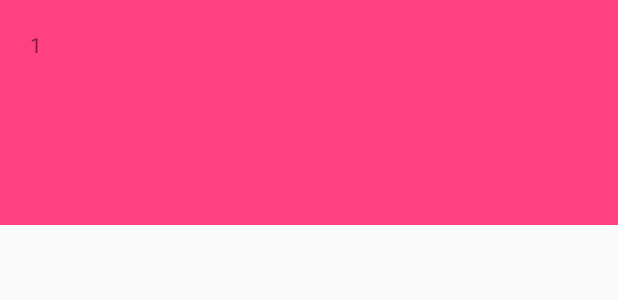
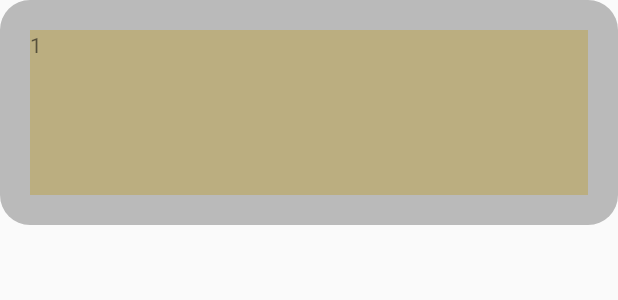
Before and after one commit to tpalwayscreative/itc_android, an Android app: the layout carousel_items.xml on its own in the app's theme, with its tools: preview values and no code run, on a phone screen of 412 x 824 dp. Shown: the top 300 px of the screen. Run offline under Robolectric (Android 15) with nearby library versions, the phone set to English and light mode, and no system bars.

```diff
--- a/app/src/main/java/itc_android/com/itc_android/ui/caruselayout/activity/CarouselActivity.java
+++ b/app/src/main/java/itc_android/com/itc_android/ui/caruselayout/activity/CarouselActivity.java
@@ -51,6 +51,7 @@ public class CarouselActivity extends AppCompatActivity implements CarouselAdapt
         recyclerView.setHasFixedSize(true);
         recyclerView.addOnScrollListener(new CenterScrollListener());
         llm.setMaxVisibleItems(3);
+        llm.setMeasurementCacheEnabled(false);
         llm.setPostLayoutListener(new CarouselZoomPostLayoutListener());
         adapter = new CarouselAdapter(getLayoutInflater(),this,this);
         recyclerView.setAdapter(adapter);
--- /dev/null
+++ b/app/src/main/res/drawable/bg_button_rounded_gray.xml
@@ -0,0 +1,11 @@
+<?xml version="1.0" encoding="utf-8"?>
+<shape xmlns:android="http://schemas.android.com/apk/res/android">
+<corners android:radius="20dp" />
+<solid android:color="#7A7A7A"/>
+</shape>
+
+    <!-- #7A7A7A
+     <stroke
+            android:width="1dip
+            android:color="#000000" />
+     -->
--- a/app/src/main/res/layout/carousel_items.xml
+++ b/app/src/main/res/layout/carousel_items.xml
@@ -5,21 +5,22 @@
     android:layout_height="wrap_content">
     <RelativeLayout
         android:layout_width="match_parent"
-        android:layout_height="wrap_content">
+        android:layout_height="150dp">
         <ImageView
             android:id="@+id/imgColor"
-            android:background="@color/colorAccent"
+            android:background="#7FFECA11"
+            android:layout_marginTop="20dp"
+            android:layout_marginLeft="20dp"
+            android:layout_marginRight="20dp"
             android:layout_width="match_parent"
-            android:layout_height="150dp" />
+            android:layout_height="110dp" />
         <ImageView
-            android:visibility="invisible"
             android:id="@+id/imgColorMain"
             android:layout_centerInParent="true"
             android:layout_width="match_parent"
-            android:layout_marginLeft="20dp"
-            android:layout_marginRight="20dp"
-            android:background="@color/colorPrimary"
-            android:layout_height="120dp" />
+            android:background="@drawable/bg_button_rounded_gray"
+            android:alpha="0.5"
+            android:layout_height="150dp" />
         <TextView
             android:id="@+id/tvCount"
             android:layout_margin="20dp"
```
Also changed, not shown: app/src/main/res/drawable/bgshadow.xml (added, +11 -0 lines), app/src/main/res/layout/activity_carousel.xml (+5 -19 lines), 1 other file.
